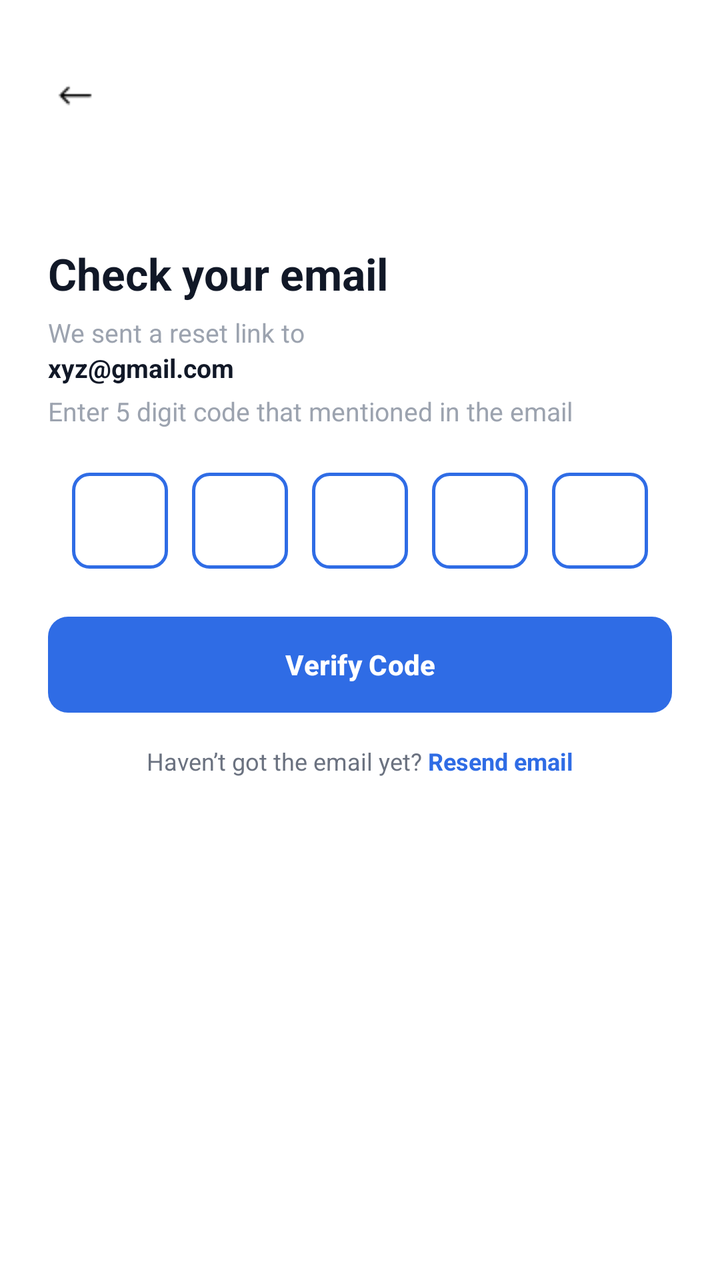
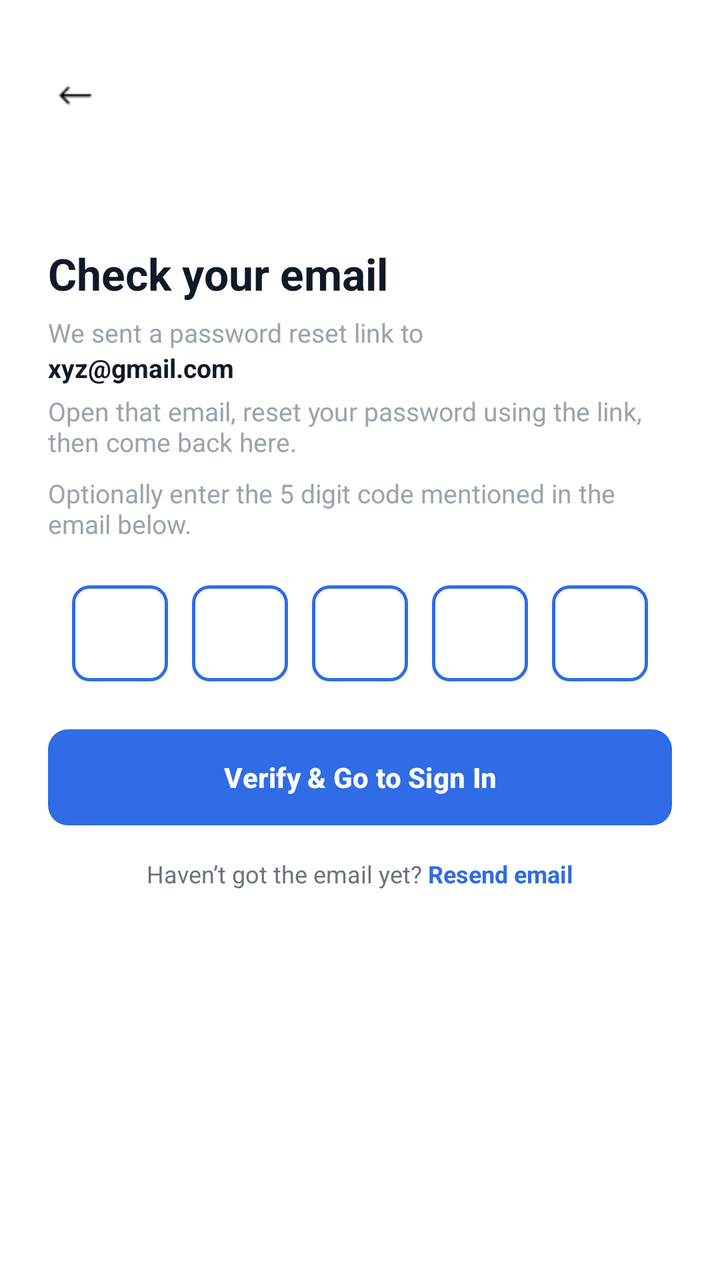

The first picture is an Android layout as it rendered before a commit; the second is the same layout after the commit. The layout source and the unified diff follow.
<!-- AndroidManifest.xml: application theme Theme.Teamflow -->
<!-- res/layout/activity_otp.xml -->
<RelativeLayout xmlns:android="http://schemas.android.com/apk/res/android"
    android:layout_width="match_parent"
    android:layout_height="match_parent"
    android:background="#FFFFFF">

    
    <LinearLayout
        android:id="@+id/topRow"
        android:layout_width="match_parent"
        android:layout_height="56dp"
        android:paddingStart="20dp"
        android:paddingEnd="20dp"
        android:gravity="center_vertical"
        android:orientation="horizontal">

        <ImageView
            android:layout_marginTop="20dp"
            android:id="@+id/btnBack"
            android:layout_width="36dp"
            android:layout_height="36dp"
            android:src="@drawable/back_arrow"
            />
    </LinearLayout>

    
    <RelativeLayout
        android:layout_marginTop="50dp"
        android:layout_width="match_parent"
        android:layout_height="match_parent"
        android:layout_below="@id/topRow">

        <LinearLayout
            android:layout_width="match_parent"
            android:layout_height="wrap_content"
            android:orientation="vertical"
            android:paddingStart="24dp"
            android:paddingEnd="24dp"
            android:paddingTop="8dp"
            android:paddingBottom="24dp">

            
            <TextView
                android:id="@+id/tvTitle"
                android:layout_width="wrap_content"
                android:layout_height="wrap_content"
                android:text="Check your email"
                android:textColor="#111827"
                android:textSize="22sp"
                android:textStyle="bold"
                android:layout_marginTop="8dp" />

            
            <TextView
                android:id="@+id/tvSubtitle"
                android:layout_width="wrap_content"
                android:layout_height="wrap_content"
                android:layout_marginTop="6dp"
                android:text="We sent a reset link to "
                android:textColor="#9CA3AF"
                android:textSize="13sp"/>

            
            <TextView
                android:id="@+id/tvEmail"
                android:layout_width="wrap_content"
                android:layout_height="wrap_content"
                android:text="xyz@gmail.com"
                android:textColor="#111827"
                android:textStyle="bold"
                android:textSize="13sp"/>

            <TextView
                android:layout_width="wrap_content"
                android:layout_height="wrap_content"
                android:text="Enter 5 digit code that mentioned in the email"
                android:textColor="#9CA3AF"
                android:textSize="13sp"
                android:layout_marginTop="4dp"/>

            
            <LinearLayout
                android:id="@+id/otpLayout"
                android:layout_width="match_parent"
                android:layout_height="wrap_content"
                android:orientation="horizontal"
                android:gravity="center"
                android:layout_marginTop="16dp">

                <EditText
                    android:id="@+id/etCode1"
                    android:layout_width="48dp"
                    android:layout_height="48dp"
                    android:layout_margin="6dp"
                    android:gravity="center"
                    android:inputType="number"
                    android:maxLength="1"
                    android:textSize="18sp"
                    android:background="@drawable/bg_otp_box"/>

                <EditText
                    android:id="@+id/etCode2"
                    android:layout_width="48dp"
                    android:layout_height="48dp"
                    android:layout_margin="6dp"
                    android:gravity="center"
                    android:inputType="number"
                    android:maxLength="1"
                    android:textSize="18sp"
                    android:background="@drawable/bg_otp_box"/>

                <EditText
                    android:id="@+id/etCode3"
                    android:layout_width="48dp"
                    android:layout_height="48dp"
                    android:layout_margin="6dp"
                    android:gravity="center"
                    android:inputType="number"
                    android:maxLength="1"
                    android:textSize="18sp"
                    android:background="@drawable/bg_otp_box"/>

                <EditText
                    android:id="@+id/etCode4"
                    android:layout_width="48dp"
                    android:layout_height="48dp"
                    android:layout_margin="6dp"
                    android:gravity="center"
                    android:inputType="number"
                    android:maxLength="1"
                    android:textSize="18sp"
                    android:background="@drawable/bg_otp_box"/>

                <EditText
                    android:id="@+id/etCode5"
                    android:layout_width="48dp"
                    android:layout_height="48dp"
                    android:layout_margin="6dp"
                    android:gravity="center"
                    android:inputType="number"
                    android:maxLength="1"
                    android:textSize="18sp"
                    android:background="@drawable/bg_otp_box"/>
            </LinearLayout>

            
            <Button
                android:id="@+id/btnVerify"
                android:layout_width="match_parent"
                android:layout_height="48dp"
                android:layout_marginTop="18dp"
                android:text="Verify Code"
                android:textAllCaps="false"
                android:textStyle="bold"
                android:textColor="@android:color/white"
                android:background="@drawable/bg_button_primary"
                android:backgroundTint="@null"/>

            
            <LinearLayout
                android:layout_width="match_parent"
                android:layout_height="wrap_content"
                android:layout_marginTop="16dp"
                android:gravity="center"
                android:orientation="horizontal">

                <TextView
                    android:layout_width="wrap_content"
                    android:layout_height="wrap_content"
                    android:text="Haven’t got the email yet? "
                    android:textColor="#6B7280"
                    android:textSize="12sp"/>

                <TextView
                    android:id="@+id/tvResend"
                    android:layout_width="wrap_content"
                    android:layout_height="wrap_content"
                    android:text="Resend email"
                    android:textColor="#2F6CE5"
                    android:textSize="12sp"
                    android:textStyle="bold"/>
            </LinearLayout>

        </LinearLayout>
    </RelativeLayout>
</RelativeLayout>
<!-- resources referenced by this layout -->
<resources>
  <!-- drawable back_arrow: png bitmap (drawable, 621 bytes) -->
  <!-- drawable bg_button_primary (drawable) -->
  <shape xmlns:android="http://schemas.android.com/apk/res/android">
      <solid android:color="#2F6CE5"/>
      <corners android:radius="10dp"/>
  </shape>
  <!-- drawable bg_otp_box (drawable) -->
  <shape xmlns:android="http://schemas.android.com/apk/res/android">
      <solid android:color="#FFFFFF"/>
      <stroke android:width="1.5dp" android:color="#2F6CE5"/>
      <corners android:radius="8dp"/>
  </shape>
  <style name="Theme.Teamflow" parent="Base.Theme.Teamflow" />
  <style name="Base.Theme.Teamflow" parent="Theme.Material3.DayNight.NoActionBar">
          
         <item name="colorPrimary">#2F6CE5</item>
      </style>
</resources>

<!-- the commit's change to res/layout/activity_otp.xml (unified diff, before → after) -->
@@ -1,7 +1,9 @@
 <RelativeLayout xmlns:android="http://schemas.android.com/apk/res/android"
     android:layout_width="match_parent"
     android:layout_height="match_parent"
-    android:background="#FFFFFF">
+    xmlns:tools="http://schemas.android.com/tools"
+    android:background="#FFFFFF"
+    tools:context=".OTP">
 
     
     <LinearLayout
@@ -14,20 +16,19 @@
         android:orientation="horizontal">
 
         <ImageView
-            android:layout_marginTop="20dp"
             android:id="@+id/btnBack"
             android:layout_width="36dp"
             android:layout_height="36dp"
-            android:src="@drawable/back_arrow"
-            />
+            android:layout_marginTop="20dp"
+            android:src="@drawable/back_arrow" />
     </LinearLayout>
 
     
     <RelativeLayout
-        android:layout_marginTop="50dp"
         android:layout_width="match_parent"
         android:layout_height="match_parent"
-        android:layout_below="@id/topRow">
+        android:layout_below="@id/topRow"
+        android:layout_marginTop="50dp">
 
         <LinearLayout
             android:layout_width="match_parent"
@@ -55,9 +56,9 @@
                 android:layout_width="wrap_content"
                 android:layout_height="wrap_content"
                 android:layout_marginTop="6dp"
-                android:text="We sent a reset link to "
+                android:text="We sent a password reset link to"
                 android:textColor="#9CA3AF"
-                android:textSize="13sp"/>
+                android:textSize="13sp" />
 
             
             <TextView
@@ -67,15 +68,25 @@
                 android:text="xyz@gmail.com"
                 android:textColor="#111827"
                 android:textStyle="bold"
-                android:textSize="13sp"/>
+                android:textSize="13sp" />
 
+            
             <TextView
                 android:layout_width="wrap_content"
                 android:layout_height="wrap_content"
-                android:text="Enter 5 digit code that mentioned in the email"
+                android:layout_marginTop="4dp"
+                android:text="Open that email, reset your password using the link, then come back here."
                 android:textColor="#9CA3AF"
-                android:textSize="13sp"
-                android:layout_marginTop="4dp"/>
+                android:textSize="13sp" />
+
+            
+            <TextView
+                android:layout_width="wrap_content"
+                android:layout_height="wrap_content"
+                android:layout_marginTop="8dp"
+                android:text="Optionally enter the 5 digit code mentioned in the email below."
+                android:textColor="#9CA3AF"
+                android:textSize="13sp" />
 
             
             <LinearLayout
@@ -95,7 +106,7 @@
                     android:inputType="number"
                     android:maxLength="1"
                     android:textSize="18sp"
-                    android:background="@drawable/bg_otp_box"/>
+                    android:background="@drawable/bg_otp_box" />
 
                 <EditText
                     android:id="@+id/etCode2"
@@ -106,7 +117,7 @@
                     android:inputType="number"
                     android:maxLength="1"
                     android:textSize="18sp"
-                    android:background="@drawable/bg_otp_box"/>
+                    android:background="@drawable/bg_otp_box" />
 
                 <EditText
                     android:id="@+id/etCode3"
@@ -117,7 +128,7 @@
                     android:inputType="number"
                     android:maxLength="1"
                     android:textSize="18sp"
-                    android:background="@drawable/bg_otp_box"/>
+                    android:background="@drawable/bg_otp_box" />
 
                 <EditText
                     android:id="@+id/etCode4"
@@ -128,7 +139,7 @@
                     android:inputType="number"
                     android:maxLength="1"
                     android:textSize="18sp"
-                    android:background="@drawable/bg_otp_box"/>
+                    android:background="@drawable/bg_otp_box" />
 
                 <EditText
                     android:id="@+id/etCode5"
@@ -139,7 +150,7 @@
                     android:inputType="number"
                     android:maxLength="1"
                     android:textSize="18sp"
-                    android:background="@drawable/bg_otp_box"/>
+                    android:background="@drawable/bg_otp_box" />
             </LinearLayout>
 
             
@@ -148,12 +159,12 @@
                 android:layout_width="match_parent"
                 android:layout_height="48dp"
                 android:layout_marginTop="18dp"
-                android:text="Verify Code"
+                android:text="Verify &amp; Go to Sign In"
                 android:textAllCaps="false"
                 android:textStyle="bold"
                 android:textColor="@android:color/white"
                 android:background="@drawable/bg_button_primary"
-                android:backgroundTint="@null"/>
+                android:backgroundTint="@null" />
 
             
             <LinearLayout
@@ -168,7 +179,7 @@
                     android:layout_height="wrap_content"
                     android:text="Haven’t got the email yet? "
                     android:textColor="#6B7280"
-                    android:textSize="12sp"/>
+                    android:textSize="12sp" />
 
                 <TextView
                     android:id="@+id/tvResend"
@@ -177,7 +188,7 @@
                     android:text="Resend email"
                     android:textColor="#2F6CE5"
                     android:textSize="12sp"
-                    android:textStyle="bold"/>
+                    android:textStyle="bold" />
             </LinearLayout>
 
         </LinearLayout>
